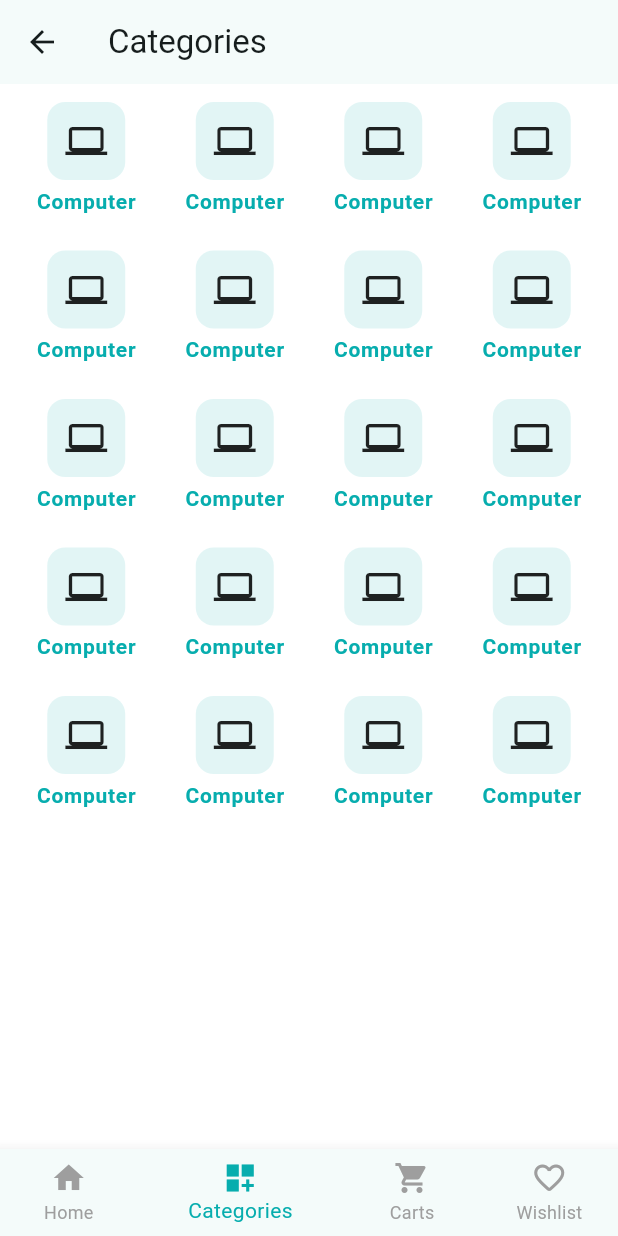
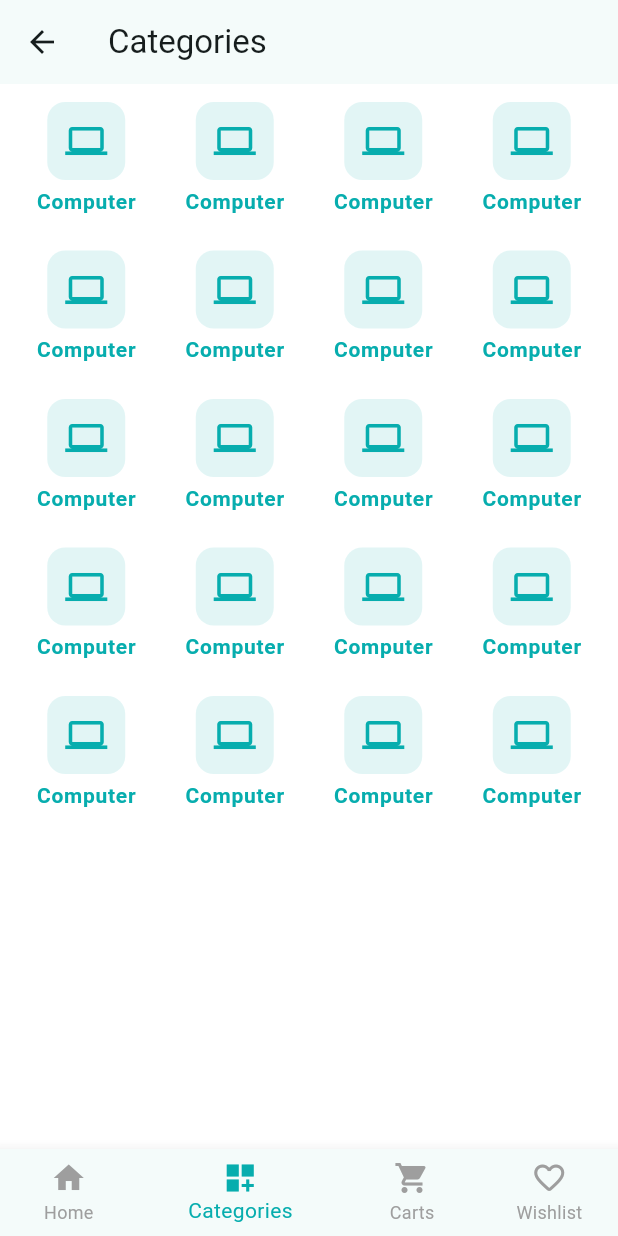
Before and after one commit to SadmanShahriar75/e-commerce, a Flutter app: the screen it shows after launch, after a tap on "See all", on a phone screen of 412 x 824 dp. Run offline on Flutter 3.47's test engine with Material 3 defaults, Android fonts, the phone set to English and light mode, and no system bars; our stand-ins replace carousel_slider, firebase_core, firebase_crashlytics, flutter_svg, pin_code_fields; accounts and stored records are empty.

Commit message:
product list by category and wish list screen done

```diff
--- a/lib/app/app_routes.dart
+++ b/lib/app/app_routes.dart
@@ -3,6 +3,8 @@ import 'package:crafy_bay/features/auth/presentation/screens/sign_up_screen.dart
 import 'package:crafy_bay/features/auth/presentation/screens/splash_screen.dart';
 import 'package:crafy_bay/features/auth/presentation/screens/verify_otp_screen.dart';
 import 'package:crafy_bay/features/common/presentation/screens/main_nav_holder_screen.dart';
+import 'package:crafy_bay/features/product/presentaion/screens/product_list_by_category_screens.dart';
+import 'package:crafy_bay/features/wish_list/presentation/screens/wish_list_screen.dart';
 import 'package:flutter/material.dart';
 
 class AppRoutes {
@@ -18,6 +20,10 @@ class AppRoutes {
       widget = VerifyOtpScreen();
     } else if (settings.name == MainNavHolderScreen.name) {
       widget = MainNavHolderScreen();
+    } else if (settings.name == ProductListByCategoryScreens.name) {
+      widget = ProductListByCategoryScreens();
+    } else if (settings.name == WishListScreen.name) {
+      widget = WishListScreen();
     }
     return MaterialPageRoute(builder: (ctx) => widget);
   }
--- a/lib/features/common/presentation/screens/main_nav_holder_screen.dart
+++ b/lib/features/common/presentation/screens/main_nav_holder_screen.dart
@@ -2,6 +2,7 @@ import 'package:crafy_bay/app/app_colors.dart';
 import 'package:crafy_bay/features/category/presentation/screens/category_list_screen.dart';
 import 'package:crafy_bay/features/common/presentation/providers/main_nav_container_provider.dart';
 import 'package:crafy_bay/features/home/presentation/screens/home_screen.dart';
+import 'package:crafy_bay/features/wish_list/presentation/screens/wish_list_screen.dart';
 import 'package:flutter/material.dart';
 import 'package:provider/provider.dart';
 
@@ -19,7 +20,7 @@ class _MainNavHolderScreenState extends State<MainNavHolderScreen> {
     HomeScreen(),
     CategoryListScreen(),
     HomeScreen(),
-    HomeScreen(),
+    WishListScreen(),
   ];
   @override
   Widget build(BuildContext context) {
--- a/lib/features/common/presentation/widgets/category_card.dart
+++ b/lib/features/common/presentation/widgets/category_card.dart
@@ -1,4 +1,5 @@
 import 'package:crafy_bay/app/app_colors.dart';
+import 'package:crafy_bay/features/product/presentaion/screens/product_list_by_category_screens.dart';
 import 'package:flutter/material.dart';
 
 class CategoryCard extends StatelessWidget {
@@ -6,14 +7,22 @@ class CategoryCard extends StatelessWidget {
 
   @override
   Widget build(BuildContext context) {
-    return Column(
+    return GestureDetector(
+      onTap: () {
+        Navigator.pushNamed(context, ProductListByCategoryScreens.name);
+      },
+      child: Column(
         children: [
           Card(
             elevation: 0,
             color: AppColors.themeColor.withAlpha(30),
             child: Padding(
               padding: const EdgeInsets.all(12.0),
-            child: Icon(Icons.computer, size: 28),
+              child: Icon(
+                Icons.computer,
+                size: 28,
+                color: AppColors.themeColor,
+              ),
             ),
           ),
           Text(
@@ -25,6 +34,7 @@ class CategoryCard extends StatelessWidget {
             ),
           ),
         ],
+      ),
     );
   }
 }
--- a/lib/features/home/presentation/screens/home_screen.dart
+++ b/lib/features/home/presentation/screens/home_screen.dart
@@ -35,8 +35,29 @@ class HomeScreen extends StatelessWidget {
 
               _buildCategoryList(),
 
+              // popular
               SectionHeader(
                 title: 'Popular',
+                onTapSeeAll: () {
+                  context.read<MainNavContainerProvider>().chnageToCategories();
+                },
+              ),
+
+              _buildPopularProductList(),
+
+              // special
+              SectionHeader(
+                title: 'Special',
+                onTapSeeAll: () {
+                  context.read<MainNavContainerProvider>().chnageToCategories();
+                },
+              ),
+
+              _buildPopularProductList(),
+
+              // new
+              SectionHeader(
+                title: 'New',
                 onTapSeeAll: () {
                   context.read<MainNavContainerProvider>().chnageToCategories();
                 },
```
Also changed, not shown: lib/features/product/presentaion/screens/product_list_by_category_screens.dart (added, +36 -0 lines), lib/features/wish_list/presentation/screens/wish_list_screen.dart (added, +34 -0 lines). Lines whose indentation alone changed are shown as unchanged.
